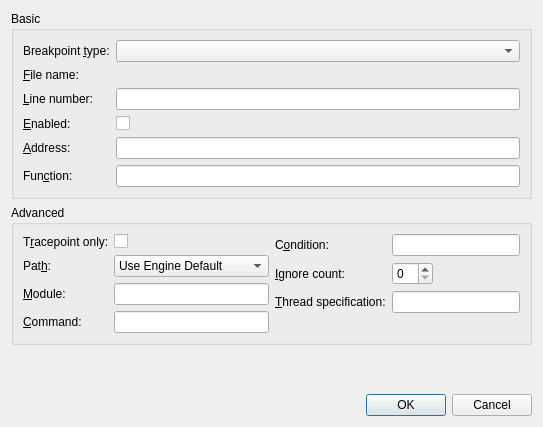
Old version of the form src/plugins/debugger/breakpoint.ui in the repository qt-creator/qt-creator.
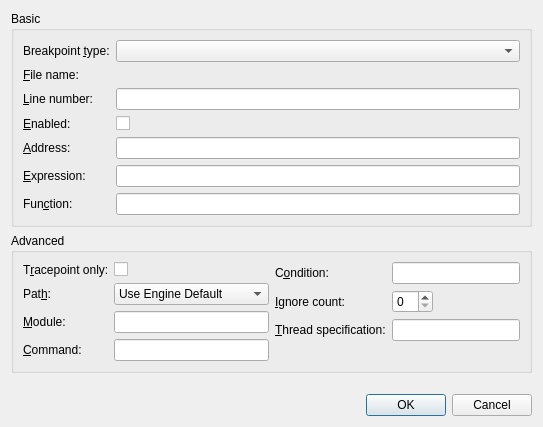
New version of the form. Custom widgets are drawn as their Qt base class.

Commit message: debugger: introduce watchpoint-by-expression

The edit to the form file:
```diff
--- a/src/plugins/debugger/breakpoint.ui
+++ b/src/plugins/debugger/breakpoint.ui
@@ -90,6 +90,19 @@
        <widget class="QLineEdit" name="lineEditAddress"/>
       </item>
       <item row="5" column="0">
+       <widget class="QLabel" name="labelExpression">
+        <property name="text">
+         <string>&amp;Expression:</string>
+        </property>
+        <property name="buddy">
+         <cstring>lineEditExpression</cstring>
+        </property>
+       </widget>
+      </item>
+      <item row="5" column="1">
+       <widget class="QLineEdit" name="lineEditExpression"/>
+      </item>
+      <item row="6" column="0">
        <widget class="QLabel" name="labelFunction">
         <property name="text">
          <string>Fun&amp;ction:</string>
@@ -99,7 +112,7 @@
         </property>
        </widget>
       </item>
-      <item row="5" column="1">
+      <item row="6" column="1">
        <widget class="QLineEdit" name="lineEditFunction"/>
       </item>
      </layout>
```
The commit also changes 14 other files.
